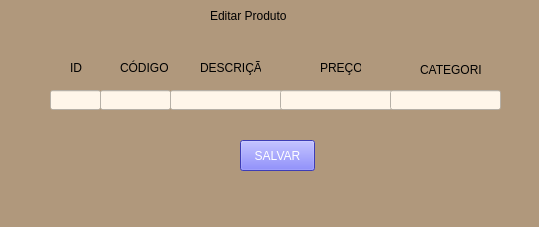
rogeriofh/Cadastro_de_Produtos, file editar_produto.ui: the form before one commit.
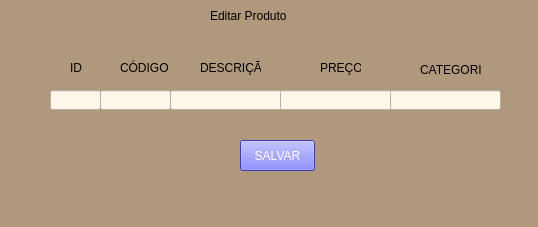
The form after the commit.

What changed in the file:
```diff
--- a/editar_produto.ui
+++ b/editar_produto.ui
@@ -6,7 +6,7 @@
    <rect>
     <x>0</x>
     <y>0</y>
-    <width>539</width>
+    <width>538</width>
     <height>227</height>
    </rect>
   </property>
```
Left out of the diff: 2 changed lines with no effect on the pictures.
